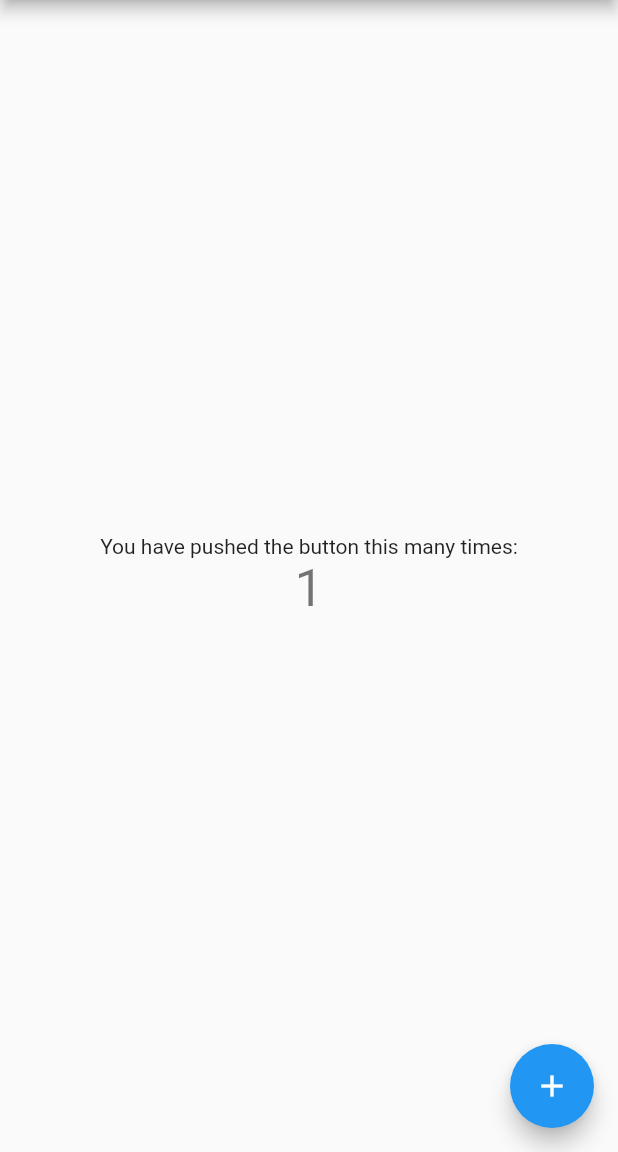
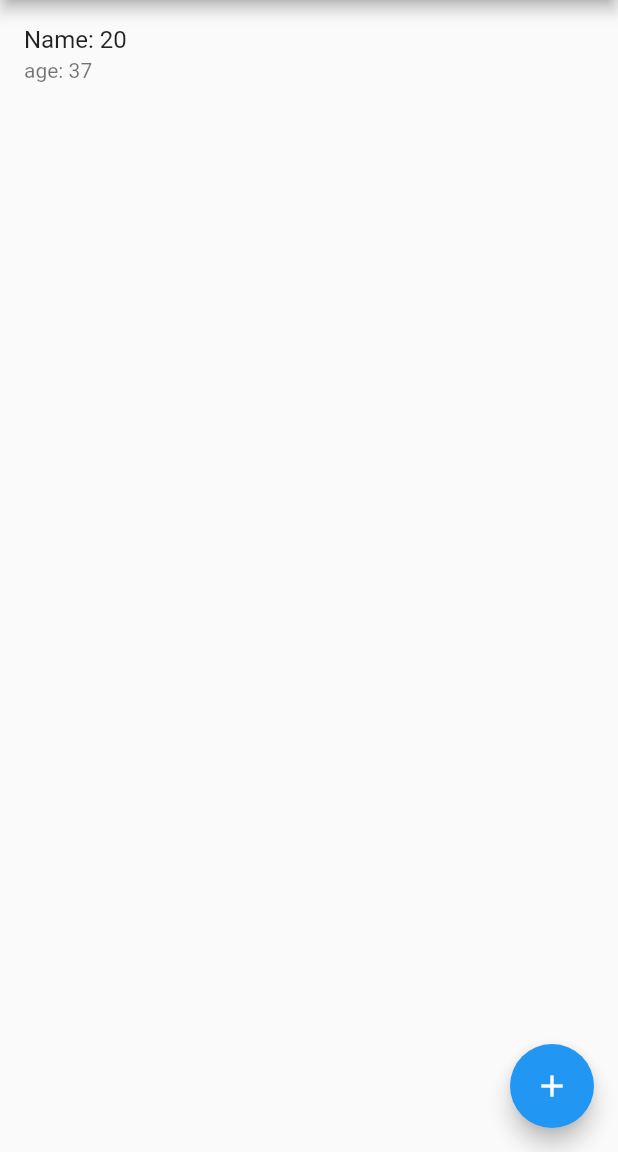
Before and after one commit to ktakayama/SqfliteSample, a Flutter app: the screen it shows after launch, after a tap on the "add" icon, on a phone screen of 412 x 824 dp, the part 84-1236 px from its top. Run offline on Flutter 3.47's test engine with Material 2 defaults, Android fonts, the phone set to English and light mode, and no system bars; our stand-ins replace sqflite; accounts and stored records are empty.

Commit message:
[feat] show Dog list

```diff
--- a/lib/main.dart
+++ b/lib/main.dart
@@ -1,4 +1,7 @@
 import 'package:flutter/material.dart';
+import 'package:sqflite_sample/database_provider.dart';
+import 'package:sqflite_sample/model/dog.dart';
+import 'dart:math' as math;
 
 void main() {
   runApp(const MyApp());
@@ -48,68 +51,58 @@ class MyHomePage extends StatefulWidget {
 }
 
 class _MyHomePageState extends State<MyHomePage> {
-  int _counter = 0;
+  var _dogs = <Dog>[];
+  final _databaseProvider = DatabaseProvider.shared;
+  late DogsRepository _repository;
 
-  void _incrementCounter() {
-    setState(() {
-      // This call to setState tells the Flutter framework that something has
-      // changed in this State, which causes it to rerun the build method below
-      // so that the display can reflect the updated values. If we changed
-      // _counter without calling setState(), then the build method would not be
-      // called again, and so nothing would appear to happen.
-      _counter++;
+  _addDog() {
+    var rand = math.Random();
+    var id = _dogs.length + 1;
+    var dog = Dog(id, 'Name: ${rand.nextInt(100)}', rand.nextInt(100));
+    _repository.insert(dog).then((value) {
+      print('insert ok ${value}');
+      _updateDogList();
     });
+
+    _databaseProvider.db().then((db) {
+      print(db.path);
+    });
+  }
+
+  _updateDogList() {
+    _repository.getDogs().then((value) {
+      setState(() {
+        _dogs = value.reversed.toList();
+      });
+    });
+  }
+
+  ListTile _tile(Dog dog) {
+    return ListTile(title: Text(dog.name), subtitle: Text('age: ${dog.age}'));
+  }
+
+  @override
+  void initState() {
+    super.initState();
+    _repository = DogsRepository(_databaseProvider);
+    _updateDogList();
   }
 
   @override
   Widget build(BuildContext context) {
-    // This method is rerun every time setState is called, for instance as done
-    // by the _incrementCounter method above.
-    //
-    // The Flutter framework has been optimized to make rerunning build methods
-    // fast, so that you can just rebuild anything that needs updating rather
-    // than having to individually change instances of widgets.
     return Scaffold(
       appBar: AppBar(
-        // Here we take the value from the MyHomePage object that was created by
-        // the App.build method, and use it to set our appbar title.
         title: Text(widget.title),
       ),
       body: Center(
-        // Center is a layout widget. It takes a single child and positions it
-        // in the middle of the parent.
-        child: Column(
-          // Column is also a layout widget. It takes a list of children and
-          // arranges them vertically. By default, it sizes itself to fit its
-          // children horizontally, and tries to be as tall as its parent.
-          //
-          // Invoke "debug painting" (press "p" in the console, choose the
-          // "Toggle Debug Paint" action from the Flutter Inspector in Android
-          // Studio, or the "Toggle Debug Paint" command in Visual Studio Code)
-          // to see the wireframe for each widget.
-          //
-          // Column has various properties to control how it sizes itself and
-          // how it positions its children. Here we use mainAxisAlignment to
-          // center the children vertically; the main axis here is the vertical
-          // axis because Columns are vertical (the cross axis would be
-          // horizontal).
-          mainAxisAlignment: MainAxisAlignment.center,
-          children: <Widget>[
-            const Text(
-              'You have pushed the button this many times:',
-            ),
-            Text(
-              '$_counter',
-              style: Theme.of(context).textTheme.headline4,
-            ),
-          ],
-        ),
-      ),
+          child: ListView.builder(
+              itemBuilder: (context, i) => _tile(_dogs[i]),
+              itemCount: _dogs.length)),
       floatingActionButton: FloatingActionButton(
-        onPressed: _incrementCounter,
+        onPressed: _addDog,
         tooltip: 'Increment',
         child: const Icon(Icons.add),
-      ), // This trailing comma makes auto-formatting nicer for build methods.
+      ),
     );
   }
 }
```
